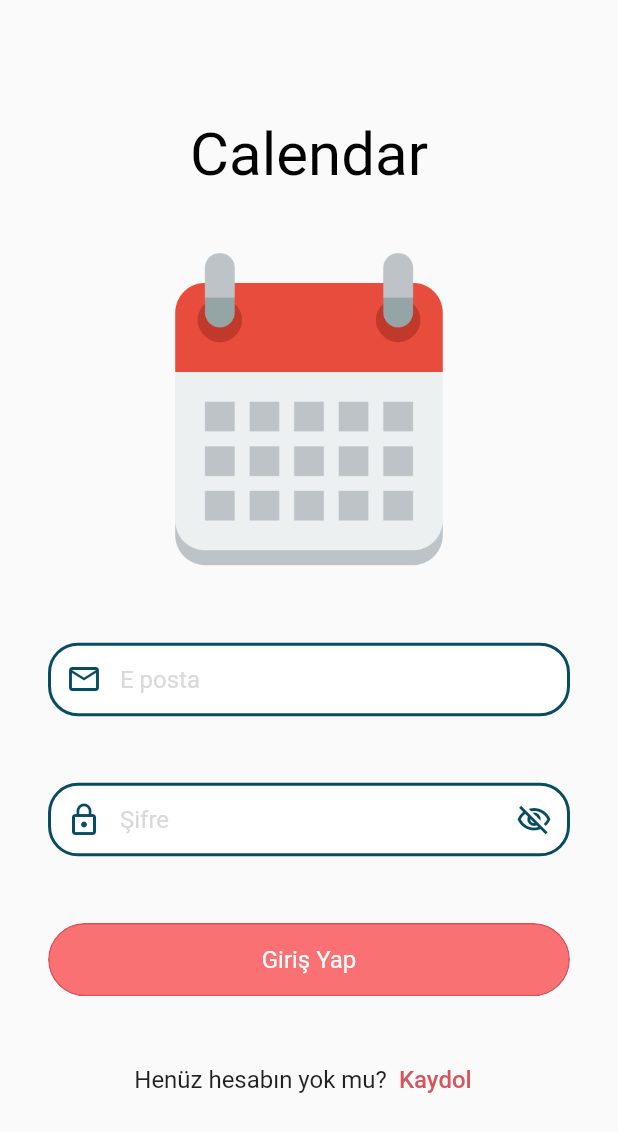
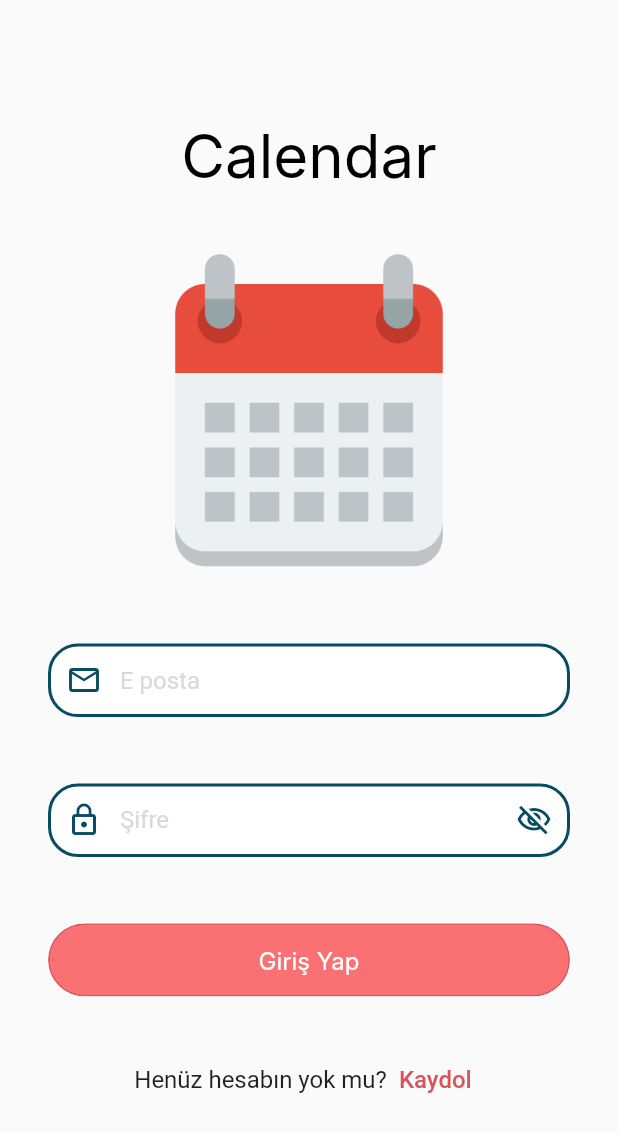
Before and after one commit to ilknurtulgar/calendar, a Flutter app: the LoginView screen opened directly, on a phone screen of 412 x 824 dp. Shown: the top 1132 px of the screen. Run offline on Flutter 3.47's test engine with Material 2 defaults, Android fonts, the phone set to English and light mode, and no system bars; our stand-ins replace flutter_mobx, mobx, shared_preferences; accounts and stored records are empty; generated files the repository leaves out were written again; Roboto replaces fonts that are missing (Inter).

Commit message:
add fontfamily ,mainappbar, secondaryappbar

```diff
--- a/lib/product/component/buttons/custom_tabAppBar.dart
+++ b/lib/product/component/buttons/custom_tabAppBar.dart
@@ -1,9 +1,10 @@
-import 'package:calendar/product/constants/util/border_radius_constants.dart';
 import 'package:calendar/product/constants/util/color_constants.dart';
 import 'package:calendar/product/constants/util/icon_util.dart';
 import 'package:calendar/product/constants/util/padding_constants.dart';
 import 'package:calendar/product/constants/util/text_util.dart';
 import 'package:flutter/material.dart';
+
+import '../../constants/util/border_radius_constants.dart';
 
 class CustomTabAppBar extends StatelessWidget {
   const CustomTabAppBar({super.key, this.tabController, required this.widget});
--- a/lib/product/constants/util/icon_util.dart
+++ b/lib/product/constants/util/icon_util.dart
@@ -1,3 +1,4 @@
+import 'package:calendar/product/constants/util/color_constants.dart';
 import 'package:flutter/material.dart';
 
 class IconUtil {
@@ -9,8 +10,19 @@ class IconUtil {
   static const Icon visibilityOff = Icon(Icons.visibility_off_outlined);
   static const Icon close = Icon(Icons.close);
   static const Icon arrowBack = Icon(Icons.arrow_back);
-
+  static const Icon menu =
+      Icon(Icons.menu, color: SurfaceColors.SECONDARY_COLOR);
+  static const Icon notification =
+      Icon(Icons.notifications_none, color: SurfaceColors.SECONDARY_COLOR);
+  static const Icon moreVert =
+      Icon(Icons.more_vert, color: SurfaceColors.SECONDARY_COLOR);
+  static const Icon search =
+      Icon(Icons.search, color: SurfaceColors.SECONDARY_COLOR);
   static IconButton arrowBackButton(Function() onPressed) {
-    return IconButton(onPressed: onPressed, icon: IconUtil.arrowBack);
+    return IconButton(
+      onPressed: onPressed,
+      icon: IconUtil.arrowBack,
+      color: SurfaceColors.SECONDARY_COLOR,
+    );
   }
 }
--- a/lib/product/constants/util/text_styles.dart
+++ b/lib/product/constants/util/text_styles.dart
@@ -4,21 +4,42 @@ import 'package:flutter/material.dart';
 import 'color_constants.dart';
 
 class TextStyles {
+  static const BODY = TextStyle(
+      color: TextColors.PRIMARY_COLOR, fontSize: 12, fontFamily: 'Inter');
+
+  static const BODY_SECONDARY = TextStyle(
+      color: TextColors.SECONDARY_COLOR, fontSize: 12, fontFamily: 'Inter');
+
+  static const SUBTITLE = TextStyle(
+      color: TextColors.PRIMARY_COLOR, fontSize: 10, fontFamily: 'Inter');
+
+  static const SUBTITLE_SECONDARY = TextStyle(
+      color: TextColors.SECONDARY_COLOR, fontSize: 10, fontFamily: 'Inter');
 
   static const SMALL = TextStyle(
-    color: TextColors.PRIMARY_COLOR,
-    fontSize: 16,
-  );
+      color: TextColors.PRIMARY_COLOR, fontSize: 16, fontFamily: 'Inter');
+
+  static const SMALL_SECONDARY = TextStyle(
+      color: TextColors.SECONDARY_COLOR, fontSize: 16, fontFamily: 'Inter');
+
   static const MEDIUM = TextStyle(
-    color: TextColors.PRIMARY_COLOR,
-    fontSize: 24,
-  );
+      color: TextColors.PRIMARY_COLOR, fontSize: 21, fontFamily: 'Inter');
+
+  static const MEDIUM_SECONDARY = TextStyle(
+      color: TextColors.SECONDARY_COLOR, fontSize: 21, fontFamily: 'Inter');
+
   static const LARGE = TextStyle(
-    color: TextColors.PRIMARY_COLOR,
-    fontSize: 34,
-  );
+      color: TextColors.PRIMARY_COLOR, fontSize: 28, fontFamily: 'Inter');
+
+  static const LARGE_SECONDARY = TextStyle(
+      color: TextColors.SECONDARY_COLOR, fontSize: 28, fontFamily: 'Inter');
+
+  static const HUGE = TextStyle(
+      color: TextColors.PRIMARY_COLOR, fontSize: 37, fontFamily: 'Inter');
+
+  static const HUGE_SECONDARY = TextStyle(
+      color: TextColors.SECONDARY_COLOR, fontSize: 37, fontFamily: 'Inter');
+
   static const APPNAME = TextStyle(
-    color: TextColors.SECONDARY_COLOR,
-    fontSize: 40,
-  );
+      color: TextColors.SECONDARY_COLOR, fontSize: 40, fontFamily: 'Inter');
 }
--- a/pubspec.yaml
+++ b/pubspec.yaml
@@ -24,3 +24,4 @@ flutter:
   uses-material-design: true
   assets:
     - assets/images/app_logo.png
+    - assets/fonts/Inter-Regular.ttf
```
Also changed, not shown: lib/main.dart (+2 -28 lines), lib/product/component/appbars/main_app_bar.dart (added, +71 -0 lines), lib/product/component/appbars/secondary_app_bar.dart (added, +26 -0 lines), lib/product/component/buttons/current_day_button.dart (added, +42 -0 lines), lib/product/component/checkbox/search.dart (added, +12 -0 lines), lib/product/component/custom_divider.dart (added, +12 -0 lines), lib/screen/notifications/view/notifications_view.dart (added, +10 -0 lines), assets/fonts/Inter-Regular.ttf (added).
